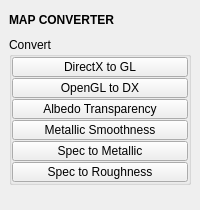
m3trik/mayatk, file mayatk/mat_utils/map_converter.ui: the form before one commit.
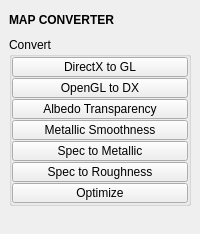
The form after the commit. Custom widgets are drawn as their Qt base class.

What changed in the file:
```diff
--- a/mayatk/mat_utils/map_converter.ui
+++ b/mayatk/mat_utils/map_converter.ui
@@ -10,7 +10,7 @@
     <x>0</x>
     <y>0</y>
     <width>200</width>
-    <height>210</height>
+    <height>234</height>
    </rect>
   </property>
   <property name="tabShape">
@@ -216,6 +216,31 @@
            </property>
           </widget>
          </item>
+         <item>
+          <widget class="QPushButton" name="b006">
+           <property name="enabled">
+            <bool>true</bool>
+           </property>
+           <property name="minimumSize">
+            <size>
+             <width>0</width>
+             <height>20</height>
+            </size>
+           </property>
+           <property name="maximumSize">
+            <size>
+             <width>16777215</width>
+             <height>20</height>
+            </size>
+           </property>
+           <property name="toolTip">
+            <string>&lt;html&gt;&lt;head/&gt;&lt;body&gt;&lt;p&gt;Optimizes a texture by clamping the size to 4k, setting bit depth, and adjusting image depending the map type.&lt;br/&gt;The optimized texture will be created along-side the original texture.&lt;/p&gt;&lt;/body&gt;&lt;/html&gt;</string>
+           </property>
+           <property name="text">
+            <string>Optimize</string>
+           </property>
+          </widget>
+         </item>
         </layout>
        </widget>
       </item>
```
Left out of the diff: 18 changed lines with no effect on the pictures.
